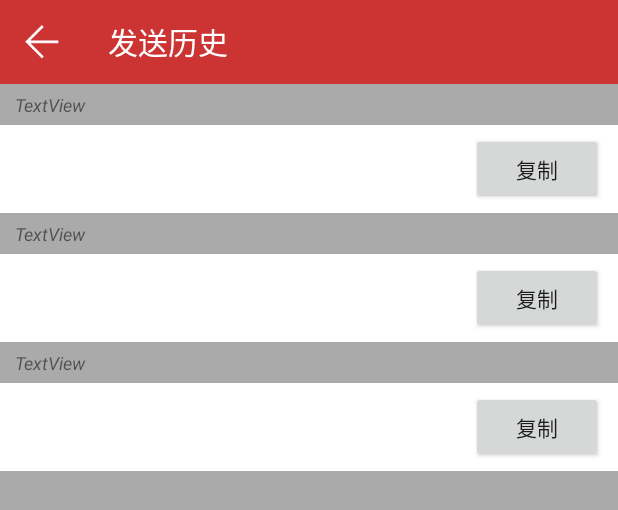
After one commit to D10NGYANG/NetworkDebugAssistant, an Android app: the layout activity_history.xml on its own in the app's theme, with its tools: preview values and no code run, on a phone screen of 412 x 824 dp. The commit adds this screen. Shown: the top 510 px of the screen. Run offline under Robolectric (Android 15) with nearby library versions, the phone set to English and light mode, and no system bars.

Commit message:
完成UDP广播的全部功能，包含自动保存数据到本地

```diff
--- /dev/null
+++ b/app/src/main/res/layout/activity_history.xml
@@ -0,0 +1,46 @@
+<?xml version="1.0" encoding="utf-8"?>
+<layout xmlns:android="http://schemas.android.com/apk/res/android"
+    xmlns:app="http://schemas.android.com/apk/res-auto"
+    xmlns:tools="http://schemas.android.com/tools">
+
+    <data>
+
+    </data>
+
+    <androidx.constraintlayout.widget.ConstraintLayout
+        android:layout_width="match_parent"
+        android:layout_height="match_parent"
+        android:background="@android:color/darker_gray"
+        tools:context=".activity.HistoryActivity">
+
+        <androidx.appcompat.widget.Toolbar
+            android:id="@+id/toolbar"
+            android:layout_width="0dp"
+            android:layout_height="wrap_content"
+            android:background="?attr/colorPrimary"
+            android:minHeight="?attr/actionBarSize"
+            android:theme="?attr/actionBarTheme"
+            app:layout_constraintEnd_toEndOf="parent"
+            app:layout_constraintStart_toStartOf="parent"
+            app:layout_constraintTop_toTopOf="parent"
+            app:navigationIcon="@mipmap/icon_back"
+            app:title="@string/history_tittle"
+            app:titleTextColor="@android:color/white" />
+
+        <LinearLayout
+            android:layout_width="0dp"
+            android:layout_height="0dp"
+            android:orientation="vertical"
+            app:layout_constraintBottom_toBottomOf="parent"
+            app:layout_constraintEnd_toEndOf="parent"
+            app:layout_constraintStart_toStartOf="parent"
+            app:layout_constraintTop_toBottomOf="@+id/toolbar">
+
+            <androidx.recyclerview.widget.RecyclerView
+                android:id="@+id/rcv"
+                android:layout_width="match_parent"
+                android:layout_height="match_parent"
+                tools:listitem="@layout/item_history" />
+        </LinearLayout>
+    </androidx.constraintlayout.widget.ConstraintLayout>
+</layout>
--- /dev/null
+++ b/app/src/main/res/layout/item_history.xml
@@ -0,0 +1,57 @@
+<?xml version="1.0" encoding="utf-8"?>
+<layout xmlns:android="http://schemas.android.com/apk/res/android"
+    xmlns:app="http://schemas.android.com/apk/res-auto">
+
+    <data>
+        <variable
+            name="historyInfo"
+            type="com.dlong.networkdebugassistant.bean.HistoryInfo" />
+    </data>
+
+    <LinearLayout
+        android:layout_width="match_parent"
+        android:layout_height="wrap_content"
+        android:orientation="vertical">
+
+        <TextView
+            android:id="@+id/txt_time"
+            android:layout_width="match_parent"
+            android:layout_height="wrap_content"
+            android:paddingLeft="10dp"
+            android:paddingTop="5dp"
+            android:paddingBottom="5dp"
+            android:text="TextView"
+            android:textSize="12sp"
+            android:textStyle="italic"
+            app:setTime="@{historyInfo.time}" />
+
+        <LinearLayout
+            android:layout_width="match_parent"
+            android:layout_height="wrap_content"
+            android:background="@drawable/ripple_bg"
+            android:gravity="center_vertical"
+            android:minHeight="50dp"
+            android:orientation="horizontal"
+            android:paddingLeft="10dp"
+            android:paddingTop="5dp"
+            android:paddingRight="10dp"
+            android:paddingBottom="5dp">
+
+            <TextView
+                android:id="@+id/txt_content"
+                android:layout_width="match_parent"
+                android:layout_height="wrap_content"
+                android:layout_weight="1"
+                android:ellipsize="end"
+                android:singleLine="true"
+                android:text="@{historyInfo.text}"
+                android:textColor="@android:color/black" />
+
+            <Button
+                android:id="@+id/btn_copy"
+                android:layout_width="wrap_content"
+                android:layout_height="wrap_content"
+                android:text="@string/copy" />
+        </LinearLayout>
+    </LinearLayout>
+</layout>
--- a/app/src/main/res/values/strings.xml
+++ b/app/src/main/res/values/strings.xml
@@ -70,4 +70,7 @@
     <string name="folder_edit_name">重命名</string>
     <string name="folder_edit_new_folder_name">重命名文件夹【**】</string>
     <string name="folder_delete_sure">您确定删除【**】文件夹吗？</string>
+
+    <!-- HistoryActivity -->
+    <string name="history_tittle">发送历史</string>
 </resources>
```
Also changed, not shown: app/build.gradle (+18 -0 lines), app/src/main/AndroidManifest.xml (+9 -7 lines), app/src/main/java/com/dlong/networkdebugassistant/activity/BaseActivity.kt (+46 -0 lines), app/src/main/java/com/dlong/networkdebugassistant/activity/HistoryActivity.kt (added, +54 -0 lines), app/src/main/java/com/dlong/networkdebugassistant/activity/SelectFolderActivity.kt (+11 -13 lines), app/src/main/java/com/dlong/networkdebugassistant/activity/UdpBroadActivity.kt (+13 -1 lines), app/src/main/java/com/dlong/networkdebugassistant/activity/UdpBroadSettingActivity.kt (+31 -0 lines), app/src/main/java/com/dlong/networkdebugassistant/adapter/HistoryAdapter.kt (added, +75 -0 lines), app/src/main/java/com/dlong/networkdebugassistant/bean/HistoryInfo.kt (added, +42 -0 lines), app/src/main/java/com/dlong/networkdebugassistant/db/HistoryDB.kt (added, +42 -0 lines), app/src/main/java/com/dlong/networkdebugassistant/db/dao/HistoryDao.kt (added, +29 -0 lines), app/src/main/java/com/dlong/networkdebugassistant/model/HistoryModel.kt (added, +37 -0 lines), app/src/main/res/layout/activity_select_folder.xml (+13 -13 lines), app/src/main/res/mipmap-xxxhdpi/icon_last_page.png (added), 1 other file.
